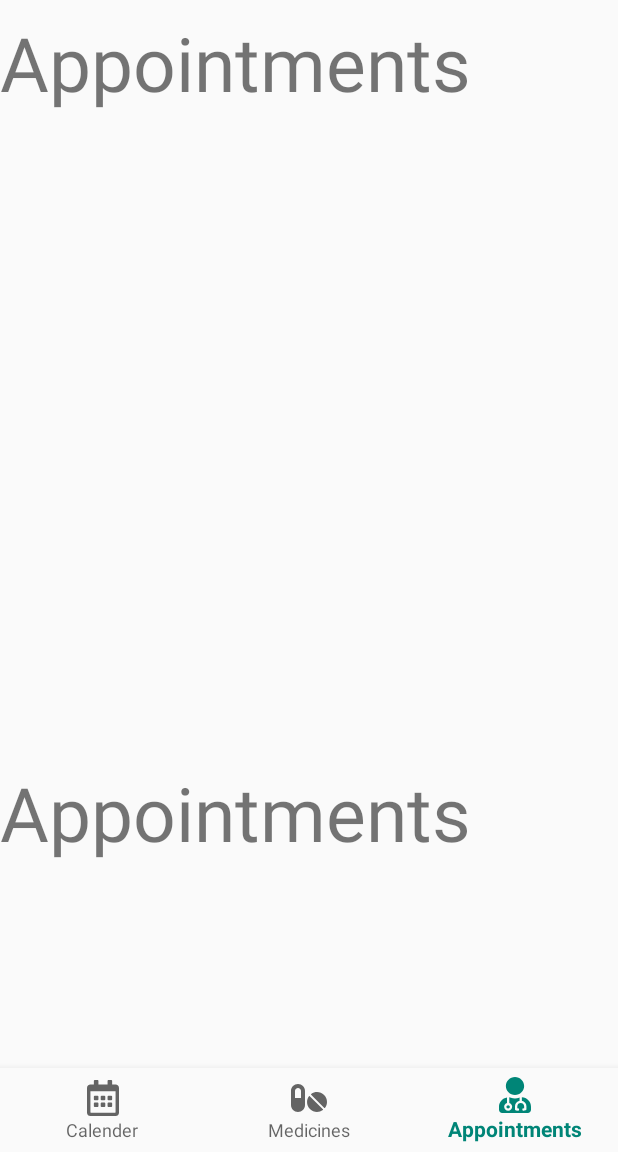
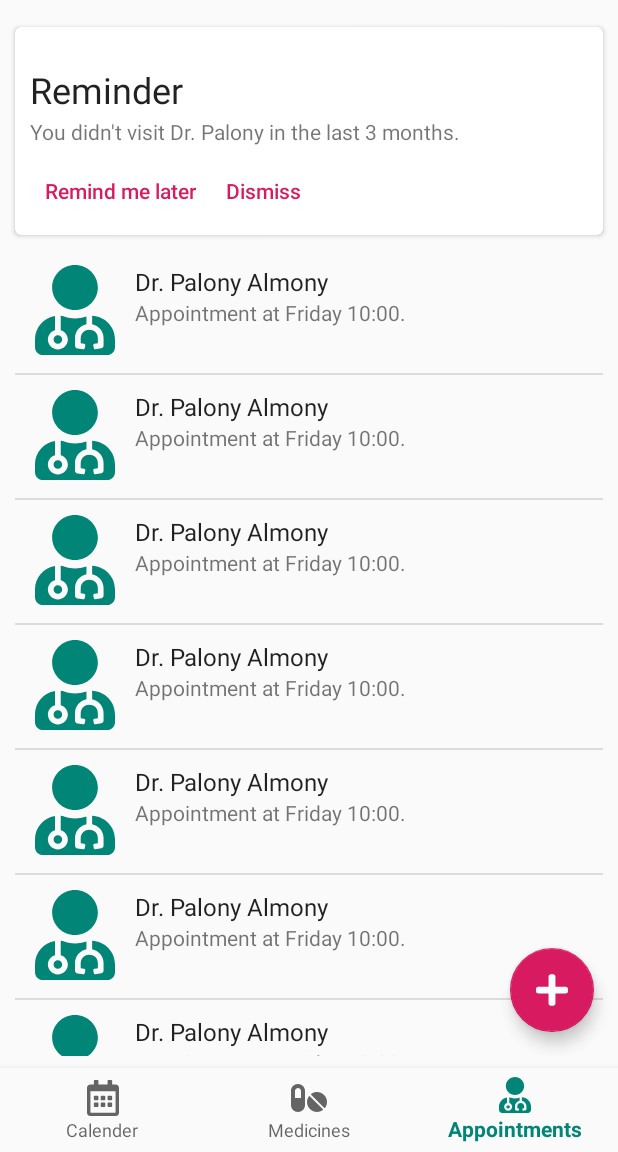
Before and after one commit to OmryRo/my_med, an Android app: the screen it shows after launch (HomeActivity), item 3 of the bottom bar chosen, on a phone screen of 412 x 824 dp, the part 84-1236 px from its top. Run offline under Robolectric (Android 15) with nearby library versions, the phone set to English and light mode, and no system bars.

Commit message:
updated the style of the appointments page.

```diff
--- a/app/src/main/java/il/ac/huji/cs/postpc/mymeds/AppointmentsFragment.java
+++ b/app/src/main/java/il/ac/huji/cs/postpc/mymeds/AppointmentsFragment.java
@@ -6,19 +6,84 @@ import android.view.LayoutInflater;
 import android.view.View;
 import android.view.ViewGroup;
 
+import androidx.annotation.NonNull;
 import androidx.fragment.app.Fragment;
+import androidx.recyclerview.widget.DividerItemDecoration;
+import androidx.recyclerview.widget.LinearLayoutManager;
+import androidx.recyclerview.widget.RecyclerView;
+
+import com.google.android.material.floatingactionbutton.FloatingActionButton;
 
 
 public class AppointmentsFragment extends Fragment {
 
     private AppointmentsFragmentListener listener;
+    private FloatingActionButton newDoctorFab;
+    private RecyclerView recyclerView;
+    private ReminderFragment reminderFragment;
 
     public AppointmentsFragment() {}
 
     @Override
     public View onCreateView(LayoutInflater inflater, ViewGroup container,
                              Bundle savedInstanceState) {
-        return inflater.inflate(R.layout.fragment_appointments, container, false);
+        View view = inflater.inflate(R.layout.fragment_appointments, container, false);
+        newDoctorFab = view.findViewById(R.id.doctors_add_fab);
+        recyclerView = view.findViewById(R.id.doctors_container);
+
+        reminderFragment = new ReminderFragment();
+        reminderFragment.init(
+                "You didn't visit Dr. Palony in the last 3 months.",
+                new ReminderFragment.ReminderFragmentListener() {
+                    @Override
+                    public void onRemindMeLaterClicked() {
+
+                    }
+
+                    @Override
+                    public void onDismissClicked() {
+
+                    }
+                }
+        );
+
+        getFragmentManager()
+                .beginTransaction()
+                .replace(R.id.appointments_reminder_container, reminderFragment)
+                .commit();
+
+        newDoctorFab.setOnClickListener(new View.OnClickListener() {
+            @Override
+            public void onClick(View v) {
+
+            }
+        });
+
+        recyclerView.setAdapter(new RecyclerView.Adapter<ListItemHolder>() {
+            @NonNull
+            @Override
+            public ListItemHolder onCreateViewHolder(@NonNull ViewGroup parent, int viewType) {
+                return ListItemHolder.createHolder(parent);
+            }
+
+            @Override
+            public void onBindViewHolder(@NonNull ListItemHolder holder, int position) {
+                holder.setData(
+                        R.drawable.ic_user_md_solid,
+                        "Dr. Palony Almony",
+                        "Appointment at Friday 10:00."
+                );
+            }
+
+            @Override
+            public int getItemCount() {
+                return 10;
+            }
+        });
+        recyclerView.setLayoutManager(new LinearLayoutManager(getContext()));
+        recyclerView.addItemDecoration(new DividerItemDecoration(getContext(), DividerItemDecoration.VERTICAL));
+
+        return view;
     }
 
     @Override
@@ -30,12 +95,12 @@ public class AppointmentsFragment extends Fragment {
             throw new RuntimeException(context.toString()
                     + " must implement OnFragmentInteractionListener");
         }
+
     }
 
     @Override
     public void onDetach() {
         super.onDetach();
-        listener = null;
     }
 
     public interface AppointmentsFragmentListener {}
--- a/app/src/main/res/layout/fragment_appointments.xml
+++ b/app/src/main/res/layout/fragment_appointments.xml
@@ -1,39 +1,49 @@
 <?xml version="1.0" encoding="utf-8"?>
-<FrameLayout xmlns:android="http://schemas.android.com/apk/res/android"
+<androidx.coordinatorlayout.widget.CoordinatorLayout xmlns:android="http://schemas.android.com/apk/res/android"
     xmlns:tools="http://schemas.android.com/tools"
     android:layout_width="match_parent"
     android:layout_height="match_parent"
+    xmlns:app="http://schemas.android.com/apk/res-auto"
     tools:context=".AppointmentsFragment">
 
-    <androidx.core.widget.NestedScrollView
+
+    <LinearLayout
         android:layout_width="match_parent"
-        android:layout_height="match_parent">
+        android:layout_height="match_parent"
+        android:orientation="vertical"
+        >
 
-        <LinearLayout
+        <FrameLayout
+            android:id="@+id/appointments_reminder_container"
             android:layout_width="match_parent"
-            android:layout_height="wrap_content"
-            android:orientation="vertical">
+            android:layout_height="wrap_content" />
 
-            <TextView
+        <androidx.core.widget.NestedScrollView
+            android:layout_width="match_parent"
+            android:layout_height="match_parent"
+            android:layout_marginStart="10dp"
+            android:layout_marginEnd="10dp"
+            >
+
+            <androidx.recyclerview.widget.RecyclerView
+                android:id="@+id/doctors_container"
                 android:layout_width="match_parent"
-                android:layout_height="500dp"
-                android:textSize="50sp"
-                android:text="@string/appointments" />
+                android:layout_height="wrap_content" />
 
-            <TextView
-                android:layout_width="match_parent"
-                android:layout_height="500dp"
-                android:textSize="50sp"
-                android:text="@string/appointments" />
 
-            <TextView
-                android:layout_width="match_parent"
-                android:layout_height="500dp"
-                android:textSize="50sp"
-                android:text="@string/appointments" />
+        </androidx.core.widget.NestedScrollView>
 
-        </LinearLayout>
+    </LinearLayout>
 
-    </androidx.core.widget.NestedScrollView>
 
-</FrameLayout>
+
+    <com.google.android.material.floatingactionbutton.FloatingActionButton
+        android:id="@+id/doctors_add_fab"
+        android:layout_width="wrap_content"
+        android:layout_height="wrap_content"
+        android:layout_gravity="bottom|end"
+        android:layout_margin="16dp"
+        android:tint="@color/colorDarkBackground"
+        android:src="@drawable/ic_plus_solid" />
+
+</androidx.coordinatorlayout.widget.CoordinatorLayout>
```
